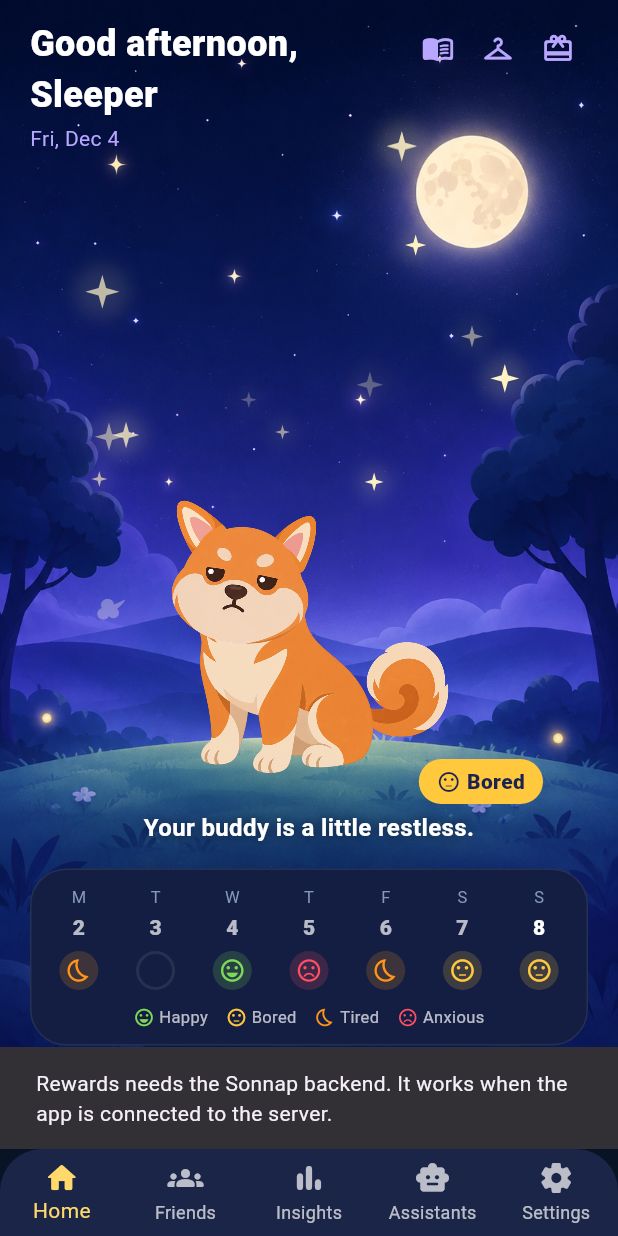
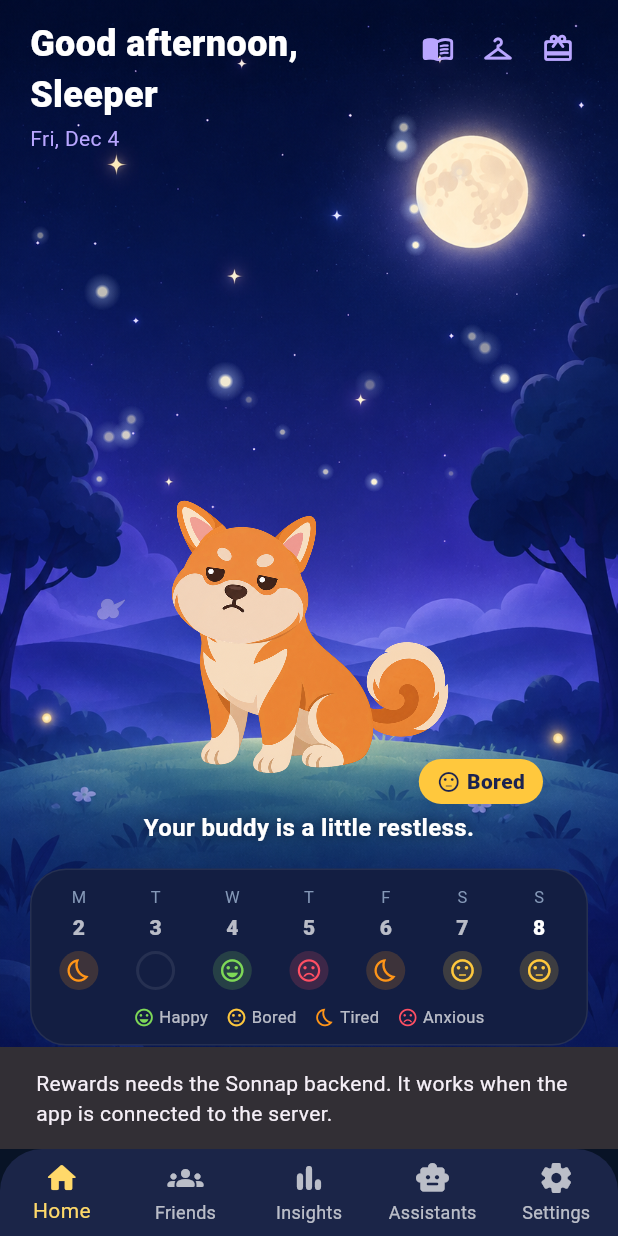
Before and after one commit to Nathan-0227/Sonnap-Project, a Flutter app: the screen it shows after launch, after a tap on the "card giftcard" icon, on a phone screen of 412 x 824 dp. Run offline on Flutter 3.47's test engine with Material 3 defaults, Android fonts, the phone set to English and light mode, and no system bars; our stand-ins replace lottie; accounts and stored records are empty.

Commit message:
style(home): 星星改成小圓光點，從中心往外漸淡
Co-Authored-By: Claude Opus 5.5 <noreply@anthropic.com>

```diff
--- a/app/lib/widgets/night_sky_effects.dart
+++ b/app/lib/widgets/night_sky_effects.dart
@@ -2,7 +2,7 @@ import 'dart:math' as math;
 
 import 'package:flutter/material.dart';
 
-/// 首頁夜空上的動態效果：四角星一閃一閃地發亮，偶爾一道流星劃過。
+/// 首頁夜空上的動態效果：小小的圓形光點一閃一閃地發亮，偶爾一道流星劃過。
 ///
 /// 全部用程式畫（不用任何圖片素材）。只畫在天空那一塊（[height] 由首頁依
 /// 背景圖的山頂高度算出），不會蓋到寵物與卡片。
@@ -36,10 +36,10 @@ class _NightSkyEffectsState extends State<NightSkyEffects>
   static final List<_Sparkle> _sparkles = () {
     final r = math.Random(11);
     final out = <_Sparkle>[];
-    while (out.length < 14) {
+    while (out.length < 22) {
       final x = 0.04 + r.nextDouble() * 0.92;
       final y = 0.06 + r.nextDouble() * 0.74;
-      final size = 5 + r.nextDouble() * 7;
+      final size = 1.2 + r.nextDouble() * 1.6; // 光點核心半徑（很小）
       final phase = r.nextDouble() * math.pi * 2;
       final speed = 0.6 + r.nextDouble() * 1.2;
       // 左上角是問候文字，星星不要閃在字上。
@@ -106,47 +106,30 @@ class _SkyPainter extends CustomPainter {
 
   _SkyPainter({required this.t, required this.sparkles, required this.animate});
 
-  /// 四角星：上下左右四個尖，中間微微內凹。
-  static Path _star(Offset c, double r) {
-    final inner = r * 0.22;
-    final path = Path()..moveTo(c.dx, c.dy - r);
-    final pts = [
-      Offset(c.dx + inner, c.dy - inner),
-      Offset(c.dx + r, c.dy),
-      Offset(c.dx + inner, c.dy + inner),
-      Offset(c.dx, c.dy + r),
-      Offset(c.dx - inner, c.dy + inner),
-      Offset(c.dx - r, c.dy),
-      Offset(c.dx - inner, c.dy - inner),
-    ];
-    for (final p in pts) {
-      path.lineTo(p.dx, p.dy);
-    }
-    return path..close();
-  }
-
   @override
   void paint(Canvas canvas, Size size) {
-    // ── 會閃的星 ──
+    // ── 會閃的星：小小的圓形光點，從中心往外漸淡 ──
     for (final s in sparkles) {
       final wave = animate
           ? (math.sin(t * math.pi * 2 * 4 * s.speed + s.phase) + 1) / 2
           : 0.6;
-      final alpha = 0.25 + 0.75 * wave;
-      final r = s.size * (0.75 + 0.35 * wave);
+      final alpha = 0.35 + 0.65 * wave;
+      final core = s.size * (0.85 + 0.25 * wave);
+      final glow = core * 4.5;
       final c = Offset(s.x * size.width, s.y * size.height);
 
-      // 外圈光暈
       canvas.drawCircle(
         c,
-        r * 1.6,
+        glow,
         Paint()
-          ..color = const Color(0xFFFFE9A8).withValues(alpha: 0.18 * alpha)
-          ..maskFilter = const MaskFilter.blur(BlurStyle.normal, 6),
-      );
-      canvas.drawPath(
-        _star(c, r),
-        Paint()..color = const Color(0xFFFFF3C4).withValues(alpha: alpha),
+          ..shader = RadialGradient(
+            colors: [
+              const Color(0xFFFFF6D8).withValues(alpha: alpha),
+              const Color(0xFFBFD4FF).withValues(alpha: 0.35 * alpha),
+              const Color(0x00BFD4FF),
+            ],
+            stops: [core / glow, 0.4, 1.0],
+          ).createShader(Rect.fromCircle(center: c, radius: glow)),
       );
     }
 
```
